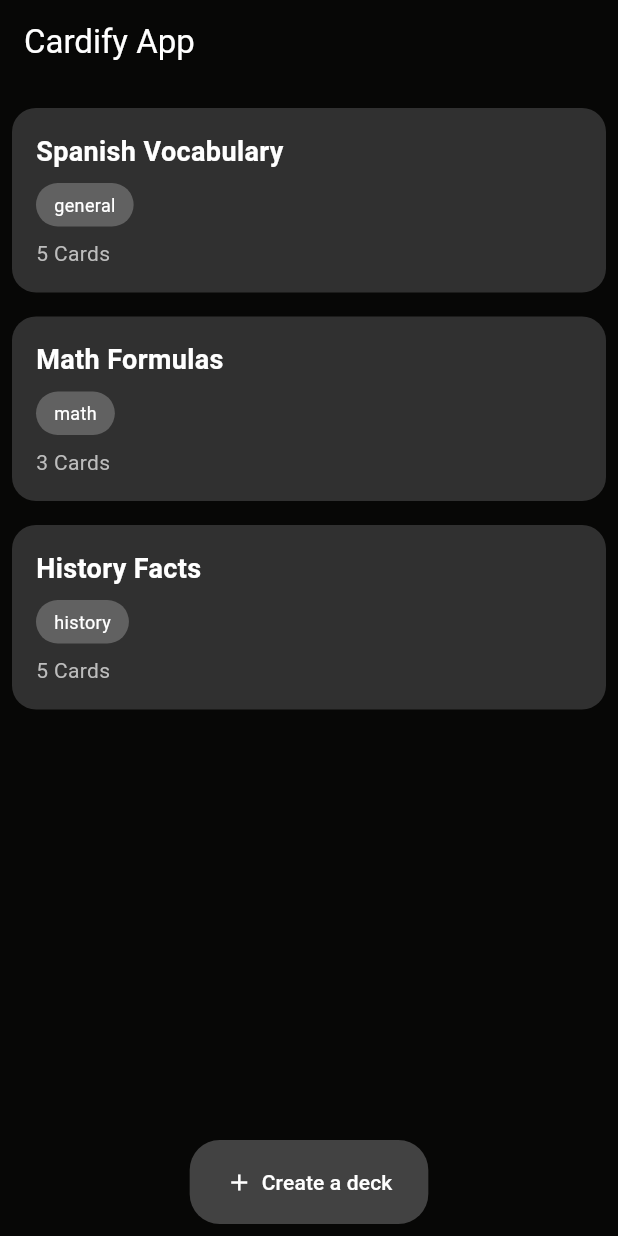
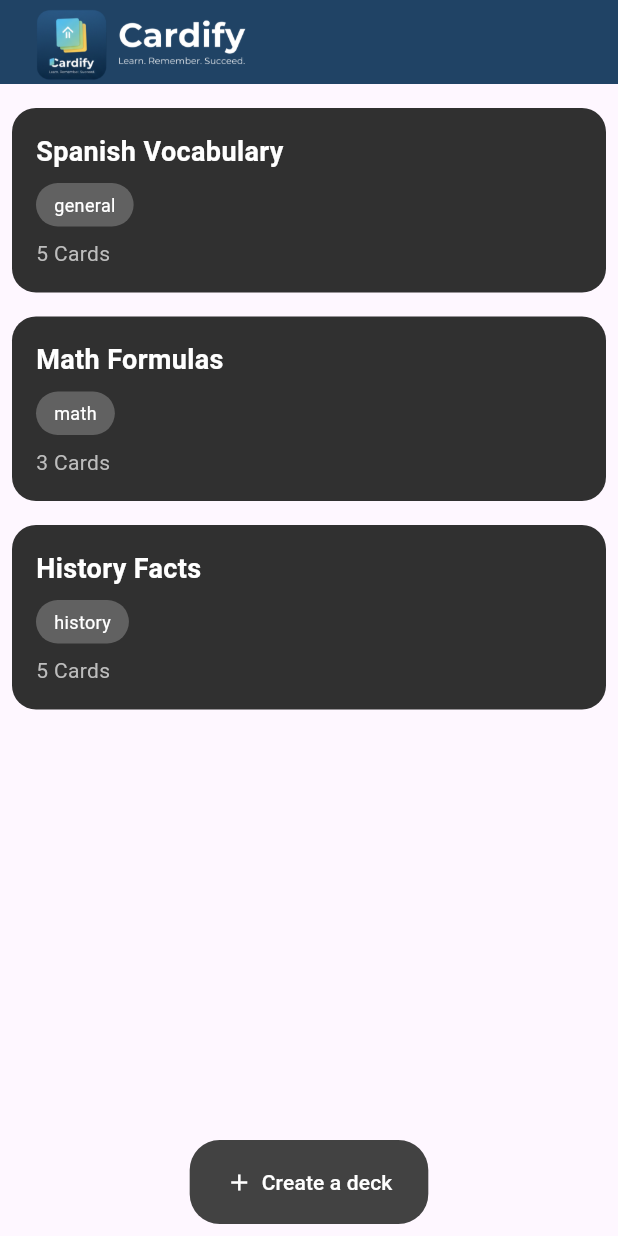
Before and after one commit to nithkidd/Cardify-APP, a Flutter app: the screen it shows after launch, on a phone screen of 412 x 824 dp. Run offline on Flutter 3.47's test engine with Material 3 defaults, Android fonts, the phone set to English and light mode, and no system bars.

Commit message:
Change logo, use image

```diff
--- a/lib/ui/cardify_app.dart
+++ b/lib/ui/cardify_app.dart
@@ -9,11 +9,17 @@ class CardifyApp extends StatelessWidget {
   Widget build(BuildContext context) {
     return Scaffold(
       appBar: AppBar(
-        title: const Text("Cardify App", style: TextStyle(color: Colors.white)),
-        backgroundColor: const Color(0xFF070706),
+        title: SizedBox(
+          height: 80,
+          child: Image.asset(
+            'lib/assets/cardify-logo.png',
+            fit: BoxFit.fitHeight,
+          ),
+        ),
+        backgroundColor: const Color(0xFF204365),
       ),
       body: DeckScreen(decks: getMockDecks()),
-      backgroundColor: const Color(0xFF070706),
+      // backgroundColor: const Color(0xFF070706),
     );
   }
 }
--- a/pubspec.yaml
+++ b/pubspec.yaml
@@ -2,7 +2,7 @@ name: flashcard
 description: "A new Flutter project."
 # The following line prevents the package from being accidentally published to
 # pub.dev using `flutter pub publish`. This is preferred for private packages.
-publish_to: 'none' # Remove this line if you wish to publish to pub.dev
+publish_to: "none" # Remove this line if you wish to publish to pub.dev
 
 # The following defines the version and build number for your application.
 # A version number is three numbers separated by dots, like 1.2.43
@@ -52,11 +52,12 @@ dev_dependencies:
 
 # The following section is specific to Flutter packages.
 flutter:
-
   # The following line ensures that the Material Icons font is
   # included with your application, so that you can use the icons in
   # the material Icons class.
   uses-material-design: true
+  assets:
+    - lib/assets/
 
   # To add assets to your application, add an assets section, like this:
   # assets:
```
Also changed, not shown: lib/ui/widgets/deck_card.dart (+8 -2 lines), lib/assets/cardify-logo.jpg (renamed from lib/assets/cardify logo.jpg), lib/assets/cardify-logo.png (renamed from lib/assets/cardify logo.png).
